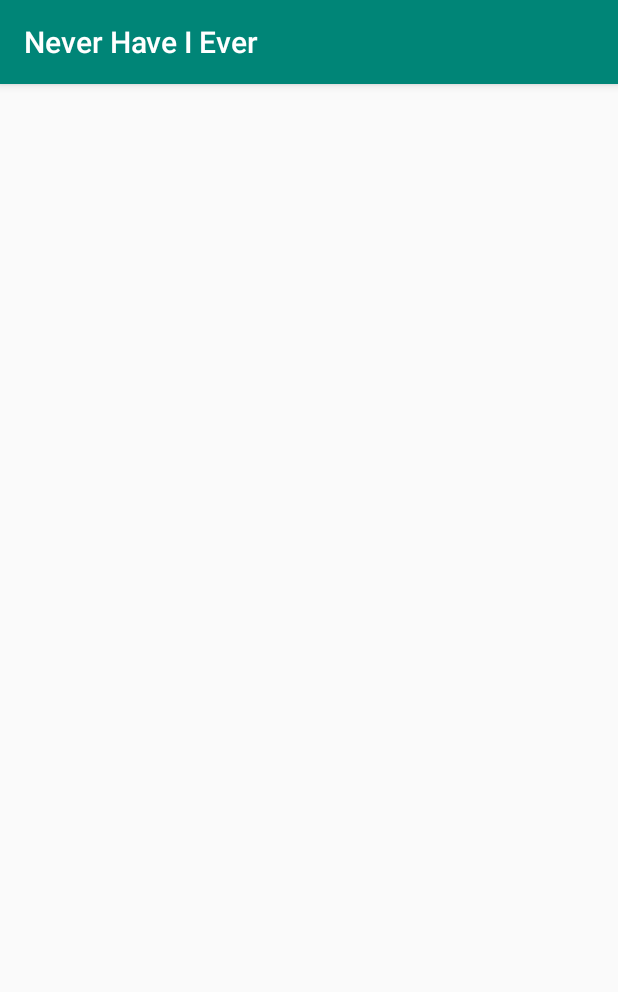
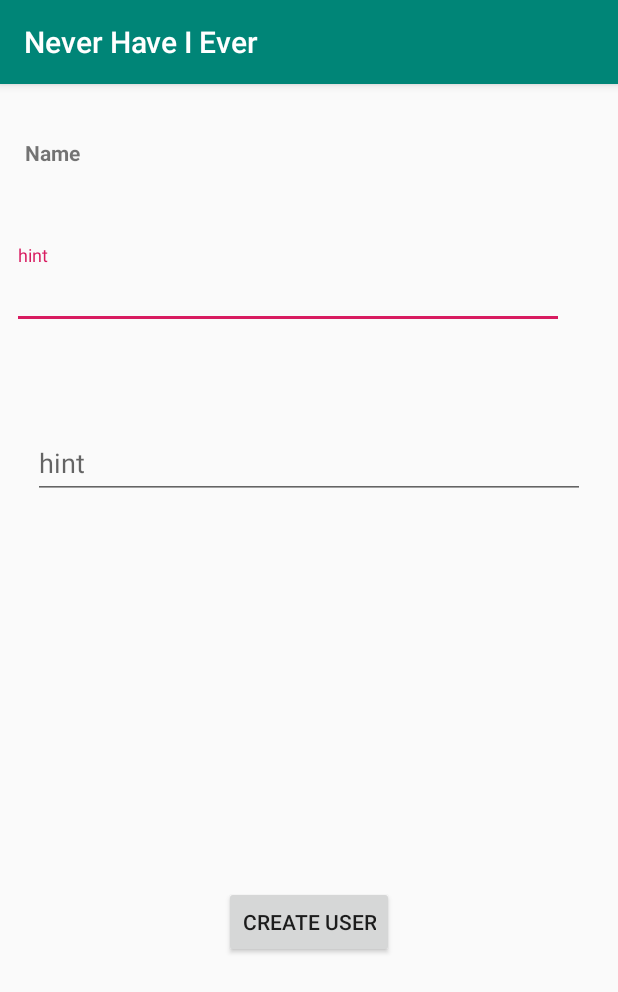
Before and after one commit to mdschleicher/NeverHaveIEver, an Android app: the screen it shows after launch (MainActivity), on a phone screen of 412 x 824 dp. Shown: the top 992 px of the screen. Run offline under Robolectric (Android 15) with nearby library versions, the phone set to English and light mode, and no system bars; our stand-ins replace Firebase (no records; nobody signed in at launch, a user with empty details on screens opened directly), Room's generated code.

Commit message:
Made unique user with unique keys with firebase.

```diff
--- a/app/build.gradle
+++ b/app/build.gradle
@@ -28,6 +28,8 @@ dependencies {
     // Room components
     implementation "android.arch.persistence.room:runtime:$rootProject.roomVersion"
     implementation 'com.google.firebase:firebase-database:16.0.1'
+    implementation 'com.android.support.constraint:constraint-layout:1.1.3'
+    implementation 'com.android.support:design:28.0.0'
     annotationProcessor "android.arch.persistence.room:compiler:$rootProject.roomVersion"
     androidTestImplementation "android.arch.persistence.room:testing:$rootProject.roomVersion"
 // Lifecycle components
@@ -36,6 +38,9 @@ dependencies {
     testImplementation 'junit:junit:4.12'
     androidTestImplementation 'com.android.support.test:runner:1.0.2'
     androidTestImplementation 'com.android.support.test.espresso:espresso-core:3.0.2'
+
+    implementation 'com.android.support:support-annotations:26.1.0'
+
 }
 
 // more Firebase stuff.
--- a/app/src/main/AndroidManifest.xml
+++ b/app/src/main/AndroidManifest.xml
@@ -1,8 +1,8 @@
+<?xml version="1.0" encoding="utf-8"?>
 <manifest xmlns:android="http://schemas.android.com/apk/res/android"
     package="edu.csula.cs.neverhaveiever">
 
-    <uses-permission
-        android:name="android.permission.INTERNET" />
+    <uses-permission android:name="android.permission.INTERNET" />
 
     <application
         android:allowBackup="true"
@@ -18,6 +18,6 @@
                 <category android:name="android.intent.category.LAUNCHER" />
             </intent-filter>
         </activity>
+    </application>
 
-    </application>
 </manifest>
--- a/app/src/main/java/edu/csula/cs/neverhaveiever/MainActivity.java
+++ b/app/src/main/java/edu/csula/cs/neverhaveiever/MainActivity.java
@@ -1,8 +1,16 @@
 package edu.csula.cs.neverhaveiever;
 
+import android.arch.lifecycle.Observer;
+import android.arch.lifecycle.ViewModelProviders;
 import android.os.Bundle;
+import android.support.annotation.Nullable;
+import android.support.design.widget.TextInputEditText;
 import android.support.v7.app.AppCompatActivity;
 import android.util.Log;
+import android.view.View;
+import android.widget.Button;
+import android.widget.TextView;
+import android.widget.Toast;
 
 import com.google.firebase.database.DataSnapshot;
 import com.google.firebase.database.DatabaseError;
@@ -11,50 +19,48 @@ import com.google.firebase.database.FirebaseDatabase;
 import com.google.firebase.database.IgnoreExtraProperties;
 import com.google.firebase.database.ValueEventListener;
 
+import java.util.List;
+
+import edu.csula.cs.neverhaveiever.database.NeverHaveIEverViewModel;
+import edu.csula.cs.neverhaveiever.models.User;
+
 
 public class MainActivity extends AppCompatActivity {
 
-    String TAG = "db";
-    private DatabaseReference mDatabase;
+    private TextInputEditText name;
+    private TextInputEditText image;
+
+    private NeverHaveIEverViewModel neverHaveIEverViewModel;
 
 
     @Override
     protected void onCreate(Bundle savedInstanceState) {
         super.onCreate(savedInstanceState);
+        setContentView(R.layout.sign_in);
 
-        mDatabase = FirebaseDatabase.getInstance().getReference();
+        name = findViewById(R.id.name);
+        image = findViewById(R.id.image);
 
-        // sets the value of a user block with the id of 1 and the username to john.
-        //mDatabase.child("users").child("1").child("username").setValue("john");
+        neverHaveIEverViewModel = ViewModelProviders.of(this).get(NeverHaveIEverViewModel.class);
 
-        System.out.print(mDatabase.child("users"));
+        Button button = (Button) findViewById(R.id.button);
+        button.setOnClickListener(new View.OnClickListener() {
+
+            public void onClick(View v) {
+                neverHaveIEverViewModel.CreateUser(name.getText().toString(), image.getText().toString());
+            }
+        });
+
+        neverHaveIEverViewModel.getAllUser().observe(this, new Observer<List<User>>() {
+            @Override
+            public void onChanged(@Nullable List<User> user) {
+                if (user.size() > 0 ) {
+                    Log.d("SOMETHING_UNIQUE", user.get(0).getName());
+                    Log.d("SOMETHING_UNIQUE", Integer.toString(user.size()));
+                }
+            }
+        });
 
     }
 
-    // posting a user to db.
-    // uses userId as a unique id.
-    private void writeNewUser(String userId, String name, String email) {
-        User user = new User(name, email);
-        // child is making a child from users.
-        // also counts as ID.
-        mDatabase.child("users").child(userId).setValue(user);
-    }
-
 }
-
-@IgnoreExtraProperties
-class User {
-
-    public String username;
-    public String email;
-
-    public User() {
-        // Default constructor required for calls to DataSnapshot.getValue(User.class)
-    }
-
-    public User(String username, String email) {
-        this.username = username;
-        this.email = email;
-    }
-
-}
--- a/app/src/main/java/edu/csula/cs/neverhaveiever/database/NeverHaveIEverDatabase.java
+++ b/app/src/main/java/edu/csula/cs/neverhaveiever/database/NeverHaveIEverDatabase.java
@@ -12,7 +12,7 @@ import edu.csula.cs.neverhaveiever.models.Response;
 import edu.csula.cs.neverhaveiever.models.User;
 import edu.csula.cs.neverhaveiever.models.UserGameJoin;
 
-@Database(entities = {Game.class, Question.class, Response.class, User.class, UserGameJoin.class}, version = 1)
+@Database(entities = {Game.class, Question.class, Response.class, User.class, UserGameJoin.class}, version = 4)
 public abstract class NeverHaveIEverDatabase extends RoomDatabase {
 
     public abstract GameDao gameDao();
@@ -28,7 +28,9 @@ public abstract class NeverHaveIEverDatabase extends RoomDatabase {
             synchronized ((NeverHaveIEverDatabase.class)) {
                 if(INSTANCE == null) {
                     INSTANCE = Room.databaseBuilder(context.getApplicationContext(),
-                            NeverHaveIEverDatabase.class, "never_have_i_ever").build();
+                            NeverHaveIEverDatabase.class, "never_have_i_ever")
+                            .fallbackToDestructiveMigration()
+                            .build();
                 }
             }
         }
--- /dev/null
+++ b/app/src/main/java/edu/csula/cs/neverhaveiever/database/NeverHaveIEverViewModel.java
@@ -0,0 +1,35 @@
+package edu.csula.cs.neverhaveiever.database;
+
+import android.app.Application;
+import android.arch.lifecycle.AndroidViewModel;
+import android.arch.lifecycle.LiveData;
+
+import com.google.firebase.database.DatabaseReference;
+
+import java.util.List;
+
+import edu.csula.cs.neverhaveiever.models.User;
+
+
+public class NeverHaveIEverViewModel extends AndroidViewModel {
+
+    private  NeverHaveIEverRepository neverHaveIEverRepository;
+
+    private LiveData<List<User>> mUser;
+
+    public NeverHaveIEverViewModel (Application application) {
+        super(application);
+        neverHaveIEverRepository = new NeverHaveIEverRepository(application);
+        mUser = neverHaveIEverRepository.getAllUsers();
+    }
+
+    public void CreateUser(String name, String photo) {
+        neverHaveIEverRepository.CreateUser(name, photo);
+    }
+
+    public LiveData<List<User>> getAllUser() {
+        return mUser;
+    }
+
+
+}
--- a/app/src/main/java/edu/csula/cs/neverhaveiever/database/UserDao.java
+++ b/app/src/main/java/edu/csula/cs/neverhaveiever/database/UserDao.java
@@ -1,5 +1,6 @@
 package edu.csula.cs.neverhaveiever.database;
 
+import android.arch.lifecycle.LiveData;
 import android.arch.persistence.room.Dao;
 import android.arch.persistence.room.Delete;
 import android.arch.persistence.room.Insert;
@@ -17,6 +18,9 @@ public interface UserDao {
     @Insert(onConflict = OnConflictStrategy.REPLACE)
     void insertUsers(User... users);
 
+    @Insert
+    void insertUser(User user);
+
     @Update
     public void updateUsers(User... users);
 
@@ -24,5 +28,5 @@ public interface UserDao {
     public void deleteUsers(User... users);
 
     @Query("Select * FROM user")
-    public List<User> loadAllUsers();
+    LiveData<List<User>> loadAllUsers();
 }
--- /dev/null
+++ b/app/src/main/res/layout/sign_in.xml
@@ -0,0 +1,105 @@
+<?xml version="1.0" encoding="utf-8"?>
+<android.support.constraint.ConstraintLayout
+    xmlns:android="http://schemas.android.com/apk/res/android"
+    xmlns:app="http://schemas.android.com/apk/res-auto"
+    xmlns:tools="http://schemas.android.com/tools"
+    android:layout_width="match_parent"
+    android:layout_height="match_parent">
+
+    <android.support.design.widget.TextInputLayout
+        android:id="@+id/textInputLayout2"
+        android:layout_width="368dp"
+        android:layout_height="wrap_content"
+        android:layout_marginBottom="8dp"
+        android:layout_marginEnd="8dp"
+        android:layout_marginLeft="8dp"
+        android:layout_marginRight="8dp"
+        android:layout_marginStart="8dp"
+        android:layout_marginTop="8dp"
+        app:layout_constraintBottom_toBottomOf="parent"
+        app:layout_constraintEnd_toEndOf="parent"
+        app:layout_constraintHorizontal_bias="0.0"
+        app:layout_constraintStart_toStartOf="parent"
+        app:layout_constraintTop_toBottomOf="@+id/textView"
+        app:layout_constraintVertical_bias="0.069">
+
+        <android.support.design.widget.TextInputEditText
+            android:id="@+id/name"
+            android:layout_width="match_parent"
+            android:layout_height="wrap_content"
+            android:hint="hint" />
+    </android.support.design.widget.TextInputLayout>
+
+    <android.support.design.widget.TextInputLayout
+        android:id="@+id/textInputLayout"
+        android:layout_width="368dp"
+        android:layout_height="wrap_content"
+        android:layout_marginEnd="8dp"
+        android:layout_marginLeft="8dp"
+        android:layout_marginRight="8dp"
+        android:layout_marginStart="8dp"
+        android:layout_marginTop="8dp"
+        app:layout_constraintEnd_toEndOf="parent"
+        app:layout_constraintStart_toStartOf="parent"
+        app:layout_constraintTop_toBottomOf="@+id/textView2">
+
+        <android.support.design.widget.TextInputEditText
+            android:id="@+id/image"
+            android:layout_width="match_parent"
+            android:layout_height="wrap_content"
+            android:hint="hint" />
+    </android.support.design.widget.TextInputLayout>
+
+    <TextView
+        android:id="@+id/textView"
+        android:layout_width="wrap_content"
+        android:layout_height="wrap_content"
+        android:layout_marginEnd="8dp"
+        android:layout_marginLeft="8dp"
+        android:layout_marginRight="8dp"
+        android:layout_marginStart="8dp"
+        android:layout_marginTop="36dp"
+        android:text="Name"
+        android:textStyle="bold"
+        app:layout_constraintEnd_toEndOf="parent"
+        app:layout_constraintHorizontal_bias="0.024"
+        app:layout_constraintStart_toStartOf="parent"
+        app:layout_constraintTop_toTopOf="parent" />
+
+    <TextView
+        android:id="@+id/textView2"
+        android:layout_width="wrap_content"
+        android:layout_height="wrap_content"
+        android:layout_marginBottom="8dp"
+        android:layout_marginEnd="8dp"
+        android:layout_marginLeft="8dp"
+        android:layout_marginRight="8dp"
+        android:layout_marginStart="8dp"
+        android:layout_marginTop="332dp"
+        android:text="Image"
+        android:textStyle="bold"
+        app:layout_constraintBottom_toTopOf="@+id/textInputLayout2"
+        app:layout_constraintEnd_toEndOf="parent"
+        app:layout_constraintHorizontal_bias="0.0"
+        app:layout_constraintStart_toStartOf="parent"
+        app:layout_constraintTop_toTopOf="parent"
+        app:layout_constraintVertical_bias="0.469" />
+
+    <Button
+        android:id="@+id/button"
+        android:layout_width="wrap_content"
+        android:layout_height="wrap_content"
+        android:layout_marginBottom="8dp"
+        android:layout_marginEnd="8dp"
+        android:layout_marginLeft="8dp"
+        android:layout_marginRight="8dp"
+        android:layout_marginStart="8dp"
+        android:layout_marginTop="80dp"
+        android:text="Create User"
+        app:layout_constraintBottom_toBottomOf="parent"
+        app:layout_constraintEnd_toEndOf="parent"
+        app:layout_constraintStart_toStartOf="parent"
+        app:layout_constraintTop_toBottomOf="@+id/textInputLayout"
+        android:onClick="onSignUp"
+        />
+</android.support.constraint.ConstraintLayout>
--- /dev/null
+++ b/app/src/main/res/values/dimens.xml
@@ -0,0 +1,3 @@
+<resources>
+    <dimen name="fab_margin">16dp</dimen>
+</resources>
--- a/app/src/main/res/values/strings.xml
+++ b/app/src/main/res/values/strings.xml
@@ -1,3 +1,4 @@
 <resources>
     <string name="app_name">Never Have I Ever</string>
+    <string name="title_activity_main2">Main2Activity</string>
 </resources>
```
Also changed, not shown: app/src/main/java/edu/csula/cs/neverhaveiever/database/NeverHaveIEverRepository.java (+44 -0 lines), app/src/main/java/edu/csula/cs/neverhaveiever/models/User.java (+7 -5 lines), app/src/main/res/layout/activity_main.xml (added, +16 -0 lines), app/src/main/res/values/styles.xml (+9 -0 lines).
